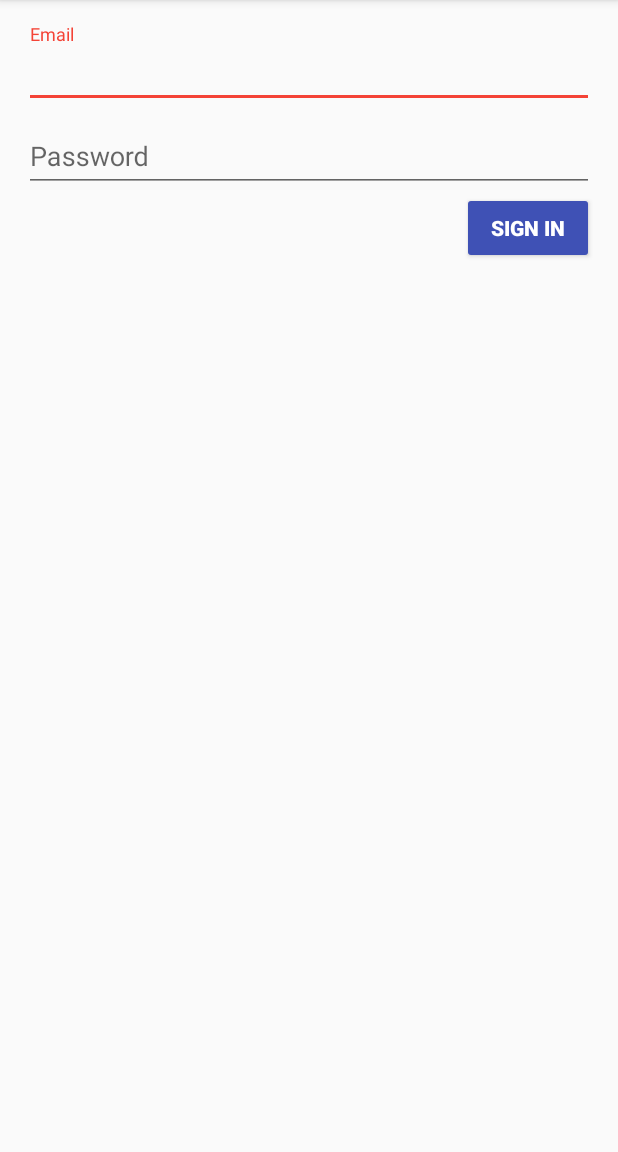
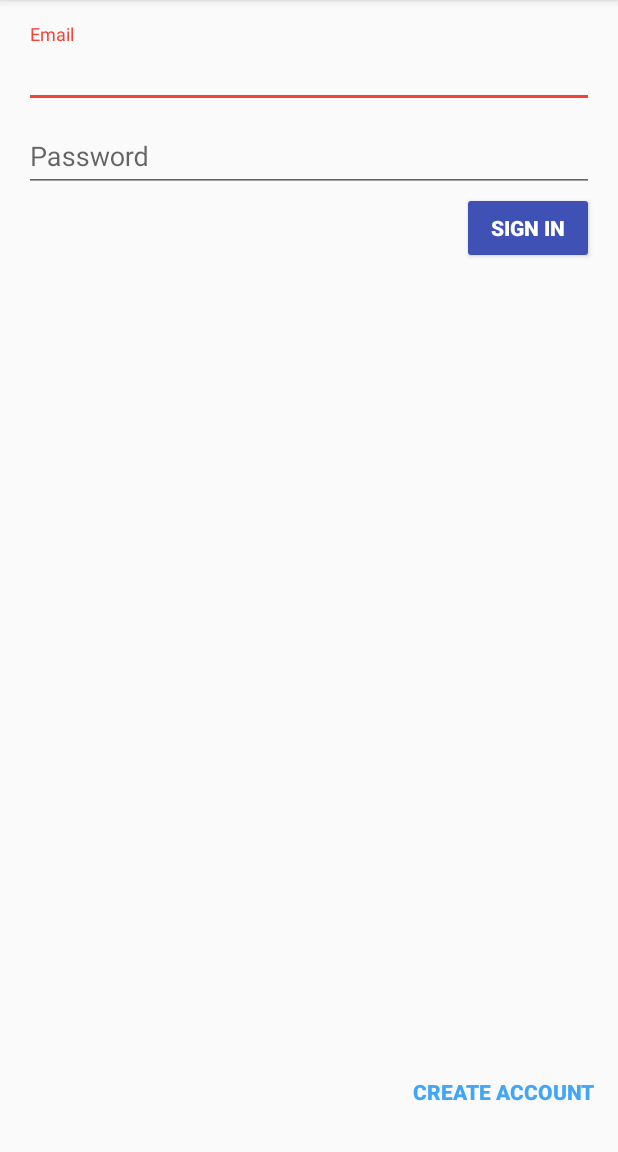
Before and after one commit to Tigh-Gherr/RoutePicker, an Android app: the screen it shows after launch (SignInActivity), on a phone screen of 412 x 824 dp, the part 84-1236 px from its top. Run offline under Robolectric (Android 15) with nearby library versions, the light colour scheme and no system bars.

Commit message:
New user account creation

```diff
--- /dev/null
+++ b/app/src/main/java/uni/tighearnan/routepicker/Login/OnUserConfirmedListener.java
@@ -0,0 +1,8 @@
+package uni.tighearnan.routepicker.Login;
+
+/**
+ * Created by tighearnan on 24/04/16.
+ */
+public interface OnUserConfirmedListener {
+    void onConfirmed(String name);
+}
--- a/app/src/main/java/uni/tighearnan/routepicker/Login/SignInFragment.java
+++ b/app/src/main/java/uni/tighearnan/routepicker/Login/SignInFragment.java
@@ -4,14 +4,19 @@ package uni.tighearnan.routepicker.Login;
 import android.content.DialogInterface;
 import android.content.Intent;
 import android.os.Bundle;
+import android.support.annotation.Nullable;
+import android.support.design.widget.Snackbar;
 import android.support.v4.app.Fragment;
 import android.support.v7.app.AlertDialog;
 import android.support.v7.widget.AppCompatButton;
 import android.support.v7.widget.AppCompatEditText;
+import android.view.KeyEvent;
 import android.view.LayoutInflater;
 import android.view.View;
 import android.view.ViewGroup;
+import android.view.inputmethod.EditorInfo;
 import android.widget.ProgressBar;
+import android.widget.TextView;
 
 import uni.tighearnan.routepicker.JourneyPlanner.JourneyPlannerActivity;
 import uni.tighearnan.routepicker.R;
@@ -28,6 +33,8 @@ public class SignInFragment extends Fragment {
     private AppCompatEditText mPasswordEditText;
     private AppCompatButton mSignInButton;
     private ProgressBar mSignInProgressBar;
+
+    private AppCompatButton mCreateAccountButton;
 
     public SignInFragment() {
         // Required empty public constructor
@@ -52,7 +59,40 @@ public class SignInFragment extends Fragment {
 
         mSignInProgressBar = (ProgressBar) v.findViewById(R.id.progress_bar_signIn);
 
+        mCreateAccountButton = (AppCompatButton) v.findViewById(R.id.button_createAccount);
+
         return v;
+    }
+
+    @Override
+    public void onViewCreated(final View view, @Nullable Bundle savedInstanceState) {
+        super.onViewCreated(view, savedInstanceState);
+
+        mPasswordEditText.setOnEditorActionListener(new TextView.OnEditorActionListener() {
+            @Override
+            public boolean onEditorAction(TextView v, int actionId, KeyEvent event) {
+                if(actionId == EditorInfo.IME_ACTION_GO) {
+                    mSignInButton.performClick();
+                }
+
+                return false;
+            }
+        });
+
+        mCreateAccountButton.setOnClickListener(new View.OnClickListener() {
+            @Override
+            public void onClick(View v) {
+                CreateAccountDialog dialog = CreateAccountDialog.newInstance();
+                dialog.setListener(new OnUserConfirmedListener() {
+                    @Override
+                    public void onConfirmed(String name) {
+                        Snackbar.make(view, name + ", your account has been created!", Snackbar.LENGTH_SHORT)
+                                .show();
+                    }
+                });
+                dialog.show(getActivity().getSupportFragmentManager(), "NEWUSER");
+            }
+        });
     }
 
     private void signIn() {
@@ -105,9 +145,11 @@ public class SignInFragment extends Fragment {
                             .setPositiveButton("RETRY", new DialogInterface.OnClickListener() {
                                 @Override
                                 public void onClick(DialogInterface dialog, int which) {
+                                    mEmailEditText.requestFocus();
                                     dialog.dismiss();
                                 }
                             }).show();
+
                 }
             });
             loginASyncTask.execute(new LoginAuth(getActivity(), email.toLowerCase(), password));
--- a/app/src/main/res/layout/fragment_sign_in.xml
+++ b/app/src/main/res/layout/fragment_sign_in.xml
@@ -1,15 +1,15 @@
 <FrameLayout xmlns:android="http://schemas.android.com/apk/res/android"
-    xmlns:tools="http://schemas.android.com/tools"
-    android:layout_width="match_parent"
-    android:layout_height="match_parent"
-    xmlns:app="http://schemas.android.com/apk/res-auto"
-    tools:context=".Login.SignInFragment"
-    tools:showIn="@layout/activity_sign_in">
+             xmlns:app="http://schemas.android.com/apk/res-auto"
+             xmlns:tools="http://schemas.android.com/tools"
+             android:layout_width="match_parent"
+             android:layout_height="match_parent"
+             tools:context=".Login.SignInFragment"
+             tools:showIn="@layout/activity_sign_in">
 
     <LinearLayout
-        android:orientation="vertical"
         android:layout_width="match_parent"
         android:layout_height="wrap_content"
+        android:orientation="vertical"
         android:padding="16dp">
 
         <android.support.design.widget.TextInputLayout
@@ -36,7 +36,7 @@
                 android:layout_width="match_parent"
                 android:layout_height="wrap_content"
                 android:hint="@string/hint_password"
-                android:imeOptions="actionUnspecified"
+                android:imeOptions="actionGo"
                 android:inputType="textPassword"
                 android:maxLines="1"
                 android:singleLine="true"/>
@@ -48,22 +48,33 @@
             android:layout_height="wrap_content">
 
             <ProgressBar
-                android:layout_gravity="center"
                 android:id="@+id/progress_bar_signIn"
                 android:layout_width="wrap_content"
                 android:layout_height="wrap_content"
+                android:layout_gravity="center"
                 android:visibility="gone"/>
 
             <android.support.v7.widget.AppCompatButton
                 android:id="@+id/button_signIn"
+                style="@style/ButtonStyle"
                 android:layout_width="wrap_content"
                 android:layout_height="wrap_content"
-                android:text="Sign In"
-                style="@style/ButtonStyle"
-                android:layout_gravity="right"/>
+                android:layout_gravity="right"
+                android:text="Sign In"/>
         </FrameLayout>
 
 
     </LinearLayout>
 
+    <android.support.v7.widget.AppCompatButton
+        android:id="@+id/button_createAccount"
+        style="@style/ButtonStyle"
+        android:layout_width="wrap_content"
+        android:layout_height="wrap_content"
+        android:layout_gravity="bottom|right"
+        android:layout_margin="16dp"
+        android:background="#0000"
+        android:text="Create Account"
+        android:textColor="@color/md_blue_400"/>
+
 </FrameLayout>
--- a/app/src/main/res/values/strings.xml
+++ b/app/src/main/res/values/strings.xml
@@ -25,6 +25,7 @@
     <string name="previous_booking_name">%1$s - %2$s</string>
 
     <string name="login_url">http://www.barcodetesting.co.nf/routePicker/login.php?email=%1$s&amp;password=%2$s</string>
+    <string name="create_account_url">http://www.barcodetesting.co.nf/routePicker/createNewUser.php?fname=%1$s&amp;sname=%2$s&amp;email=%3$s&amp;psswd=%4$s</string>
 
     <string-array name="card_types">
         <item>Visa</item>
```
Also changed, not shown: app/src/main/java/uni/tighearnan/routepicker/Login/CreateAccountASyncTask.java (added, +44 -0 lines), app/src/main/java/uni/tighearnan/routepicker/Login/CreateAccountDialog.java (added, +184 -0 lines), app/src/main/java/uni/tighearnan/routepicker/Login/PostToDatabaseListener.java (added, +8 -0 lines), app/src/main/res/layout/dialog_create_account.xml (added, +96 -0 lines).
